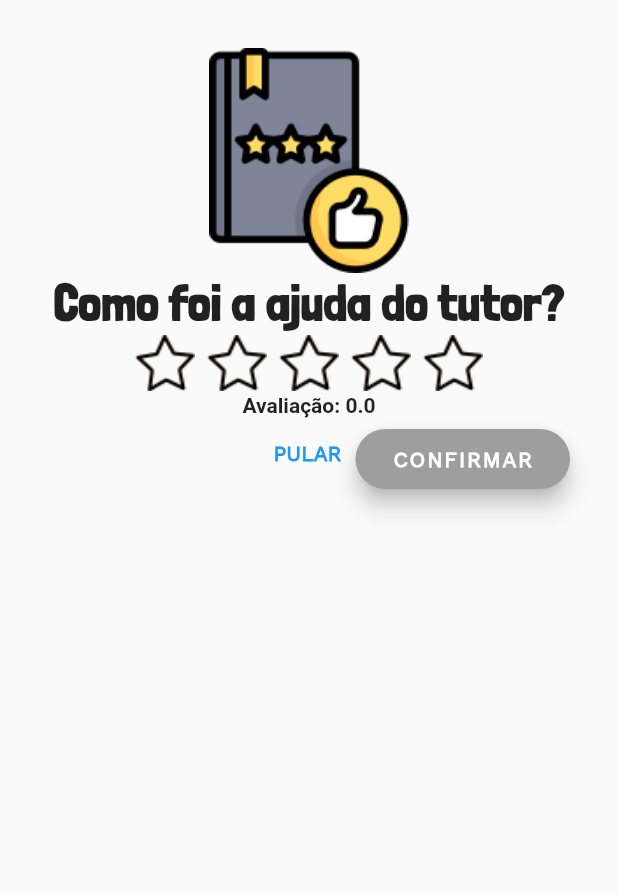
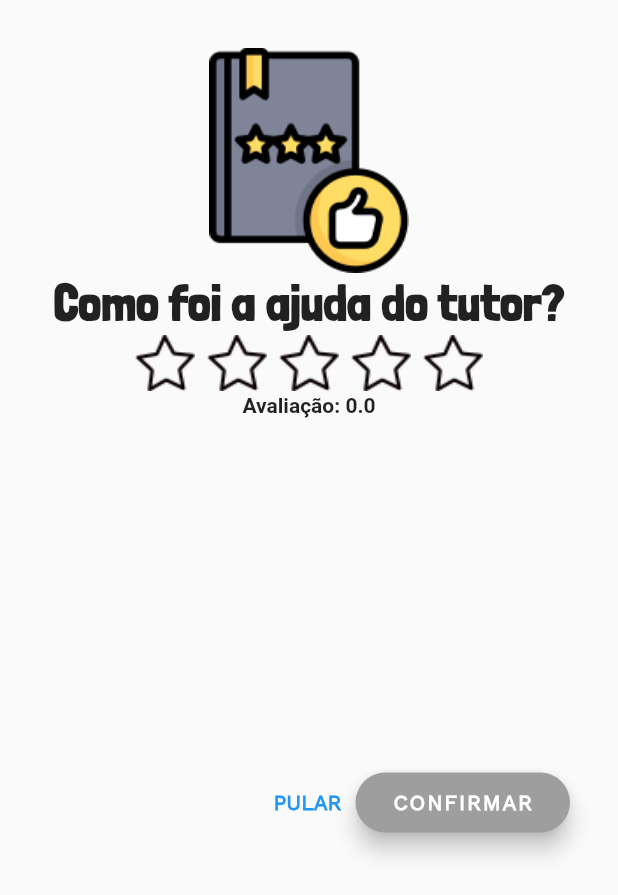
Before and after one commit to MarinaPiragibe/tutor_mundi, a Flutter app: the screen it shows after launch, on a phone screen of 412 x 824 dp. Shown: the top 895 px of the screen. Run offline on Flutter 3.47's test engine with Material 2 defaults, Android fonts, the phone set to English and light mode, and no system bars; drawn by our look-alikes of flutter_rating_bar.

Commit message:
Organiza os botões no canto direito

```diff
--- a/lib/pages/home_page.dart
+++ b/lib/pages/home_page.dart
@@ -53,6 +53,8 @@ class _HomePageState extends State<HomePage> {
     return Scaffold(
         body: Center(
             child: Container(
+                height: (MediaQuery.of(context).size.height),
+                width: (MediaQuery.of(context).size.width),
                 padding: const EdgeInsets.all(16),
                 margin: const EdgeInsets.all(16),
                 child: Column(children: [
@@ -74,10 +76,10 @@ class _HomePageState extends State<HomePage> {
                     "Avaliação: $_avaliacao",
                     style: const TextStyle(fontWeight: FontWeight.bold),
                   ),
-                  Row(
-                    mainAxisAlignment: MainAxisAlignment.end,
-                    crossAxisAlignment: CrossAxisAlignment.end,
+                  Expanded(
+                      child: Row(
                     children: [
+                      Spacer(),
                       const TextButton(
                         onPressed: null,
                         child: Text(
@@ -105,7 +107,7 @@ class _HomePageState extends State<HomePage> {
                         ),
                       ),
                     ],
-                  ),
+                  )),
                 ]))));
   }
 }
```
Also changed, not shown: lib/main.dart (+0 -12 lines).
